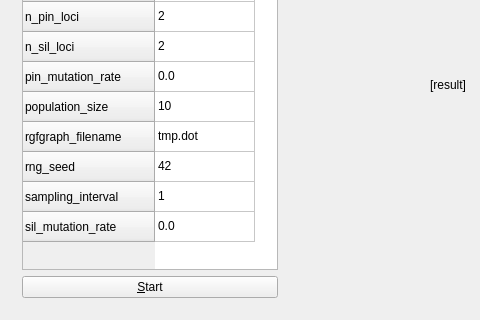
Old version of the form ribi_qtmaindialog.ui in the repository richelbilderbeek/pbdmms; both pictures show x 0 to 480 and y 150 to 470 of the 612 by 470 pixel window.
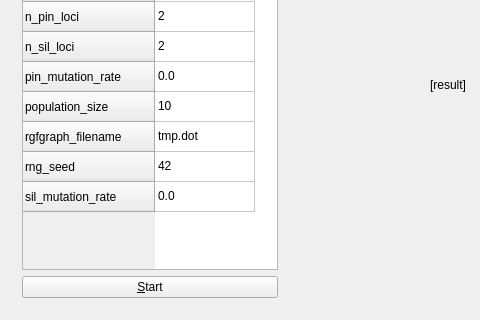
New version of the form.

The edit to the form file:
```diff
--- a/ribi_qtmaindialog.ui
+++ b/ribi_qtmaindialog.ui
@@ -88,11 +88,6 @@
           <string>rng_seed</string>
          </property>
         </row>
-        <row>
-         <property name="text">
-          <string>sampling_interval</string>
-         </property>
-        </row>
         <row>
          <property name="text">
           <string>sil_mutation_rate</string>
@@ -144,11 +139,6 @@
          </property>
         </item>
         <item row="8" column="0">
-         <property name="text">
-          <string>1</string>
-         </property>
-        </item>
-        <item row="9" column="0">
          <property name="text">
           <string>0.0</string>
          </property>
```
